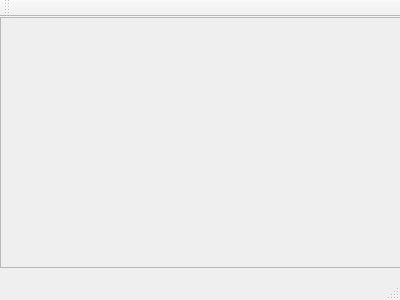
First picture: the form in mainwindow.ui, repository ronail/qt-background-remove, before the edit.
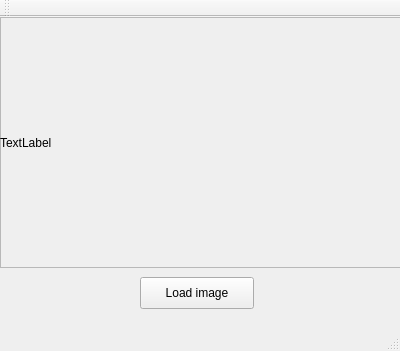
Second picture: the form after the edit. Icons and pictures are not drawn. Custom widgets are drawn as their Qt base class.

Commit message: Used ClickableQLabel in Qt Design interface Added load image button 	modified:   BackgroundRemove.pro.user 	modified:   clickableqlabel.cpp 	modified:   clickableqlabel.h 	modified:   mainwindow.cpp 	modified:   mainwindow.h 	modified:   mainwindow.ui

What changed in the file:
```diff
--- a/mainwindow.ui
+++ b/mainwindow.ui
@@ -7,7 +7,7 @@
     <x>0</x>
     <y>0</y>
     <width>400</width>
-    <height>300</height>
+    <height>351</height>
    </rect>
   </property>
   <property name="windowTitle">
@@ -32,6 +32,34 @@
     <property name="frameShadow">
      <enum>QFrame::Raised</enum>
     </property>
+    <widget class="ClickableQLabel" name="imageLabel">
+     <property name="geometry">
+      <rect>
+       <x>0</x>
+       <y>0</y>
+       <width>401</width>
+       <height>251</height>
+      </rect>
+     </property>
+     <property name="text">
+      <string>TextLabel</string>
+     </property>
+    </widget>
+    <zorder>imageLabel</zorder>
+    <zorder>loadImageButton</zorder>
+   </widget>
+   <widget class="QPushButton" name="loadImageButton">
+    <property name="geometry">
+     <rect>
+      <x>140</x>
+      <y>260</y>
+      <width>114</width>
+      <height>32</height>
+     </rect>
+    </property>
+    <property name="text">
+     <string>Load image</string>
+    </property>
    </widget>
   </widget>
   <widget class="QMenuBar" name="menuBar">
@@ -55,6 +83,13 @@
   <widget class="QStatusBar" name="statusBar"/>
  </widget>
  <layoutdefault spacing="6" margin="11"/>
+ <customwidgets>
+  <customwidget>
+   <class>ClickableQLabel</class>
+   <extends>QLabel</extends>
+   <header>clickableqlabel.h</header>
+  </customwidget>
+ </customwidgets>
  <resources/>
  <connections/>
 </ui>
```
Left out of the diff: 2 changed lines with no effect on the pictures. The commit also changes 5 other files.
